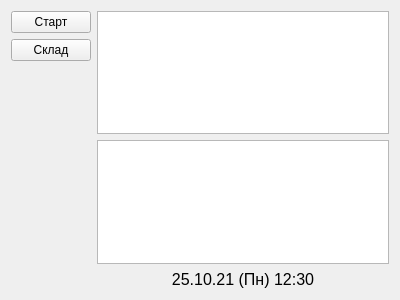
The window that mainwindow.ui (petrozzz/petrozzz-market_model) describes before a commit, drawn with Qt 5.
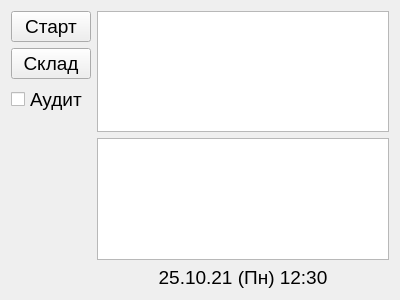
The same window after the commit.

Commit message: C5 add audit and save it to file

Patch:
```diff
--- a/mainwindow.ui
+++ b/mainwindow.ui
@@ -10,6 +10,11 @@
     <height>300</height>
    </rect>
   </property>
+  <property name="font">
+   <font>
+    <pointsize>14</pointsize>
+   </font>
+  </property>
   <property name="windowTitle">
    <string>Панель управления</string>
   </property>
@@ -19,6 +24,11 @@
      <layout class="QVBoxLayout" name="verticalLayout_2">
       <item>
        <widget class="QPushButton" name="pb_start">
+        <property name="font">
+         <font>
+          <pointsize>14</pointsize>
+         </font>
+        </property>
         <property name="text">
          <string>Старт</string>
         </property>
@@ -26,13 +36,30 @@
       </item>
       <item>
        <widget class="QPushButton" name="pb_store">
+        <property name="font">
+         <font>
+          <pointsize>14</pointsize>
+         </font>
+        </property>
         <property name="text">
          <string>Склад</string>
         </property>
        </widget>
       </item>
+      <item>
+       <widget class="QCheckBox" name="cb_Audit">
+        <property name="text">
+         <string>Аудит</string>
+        </property>
+       </widget>
+      </item>
       <item>
        <spacer name="verticalSpacer">
+        <property name="font">
+         <font>
+          <pointsize>14</pointsize>
+         </font>
+        </property>
         <property name="orientation">
          <enum>Qt::Vertical</enum>
         </property>
@@ -50,6 +77,11 @@
      <layout class="QVBoxLayout" name="verticalLayout">
       <item>
        <widget class="QTableWidget" name="tb_store">
+        <property name="font">
+         <font>
+          <pointsize>14</pointsize>
+         </font>
+        </property>
         <attribute name="horizontalHeaderVisible">
          <bool>false</bool>
         </attribute>
@@ -59,13 +91,19 @@
        </widget>
       </item>
       <item>
-       <widget class="QTextEdit" name="te_log"/>
+       <widget class="QTextEdit" name="te_log">
+        <property name="font">
+         <font>
+          <pointsize>14</pointsize>
+         </font>
+        </property>
+       </widget>
       </item>
       <item>
        <widget class="QLabel" name="lb_time">
         <property name="font">
          <font>
-          <pointsize>12</pointsize>
+          <pointsize>14</pointsize>
          </font>
         </property>
         <property name="text">
```
The commit also changes 18 other files.
